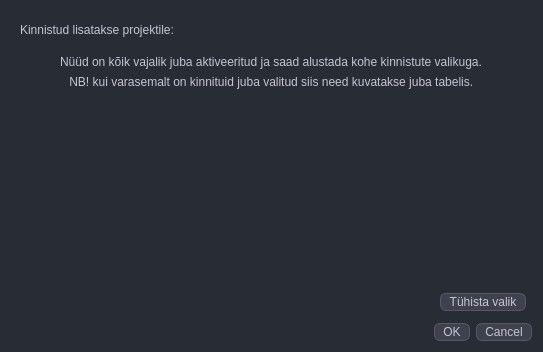
Qt form mailabl-qgis/widgets/Properties_connector.ui (TuloliKalver/mailabl-qgis) before a commit.
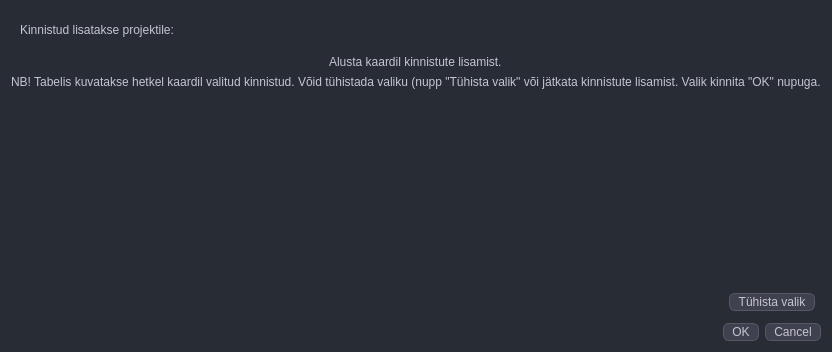
The same form after that commit.

```diff
--- a/mailabl-qgis/widgets/Properties_connector.ui
+++ b/mailabl-qgis/widgets/Properties_connector.ui
@@ -117,14 +117,14 @@
    <item alignment="Qt::AlignHCenter">
     <widget class="QLabel" name="label">
      <property name="text">
-      <string>Nüüd on kõik vajalik juba aktiveeritud ja saad alustada kohe kinnistute valikuga.</string>
+      <string>Alusta kaardil kinnistute lisamist.</string>
      </property>
     </widget>
    </item>
    <item alignment="Qt::AlignHCenter">
     <widget class="QLabel" name="label_2">
      <property name="text">
-      <string> NB! kui varasemalt on kinnituid juba valitud siis need kuvatakse juba tabelis. </string>
+      <string>NB! Tabelis kuvatakse hetkel kaardil valitud kinnistud. Võid tühistada valiku (nupp &quot;Tühista valik&quot; või jätkata kinnistute lisamist. Valik kinnita &quot;OK&quot; nupuga.</string>
      </property>
     </widget>
    </item>
```
